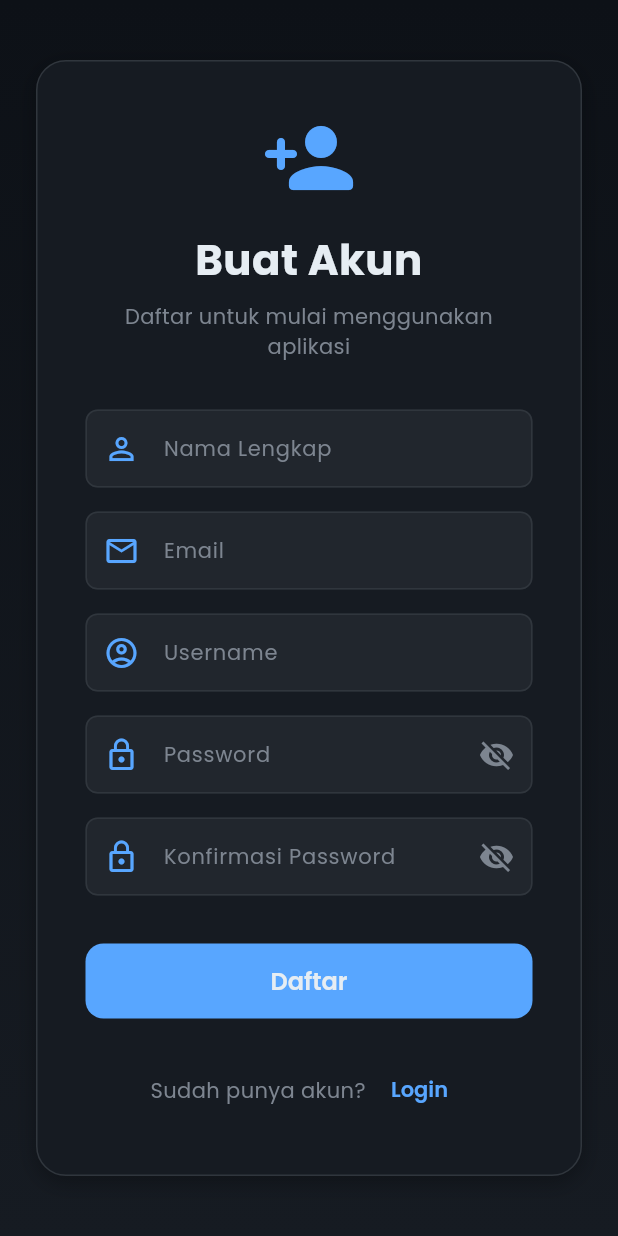
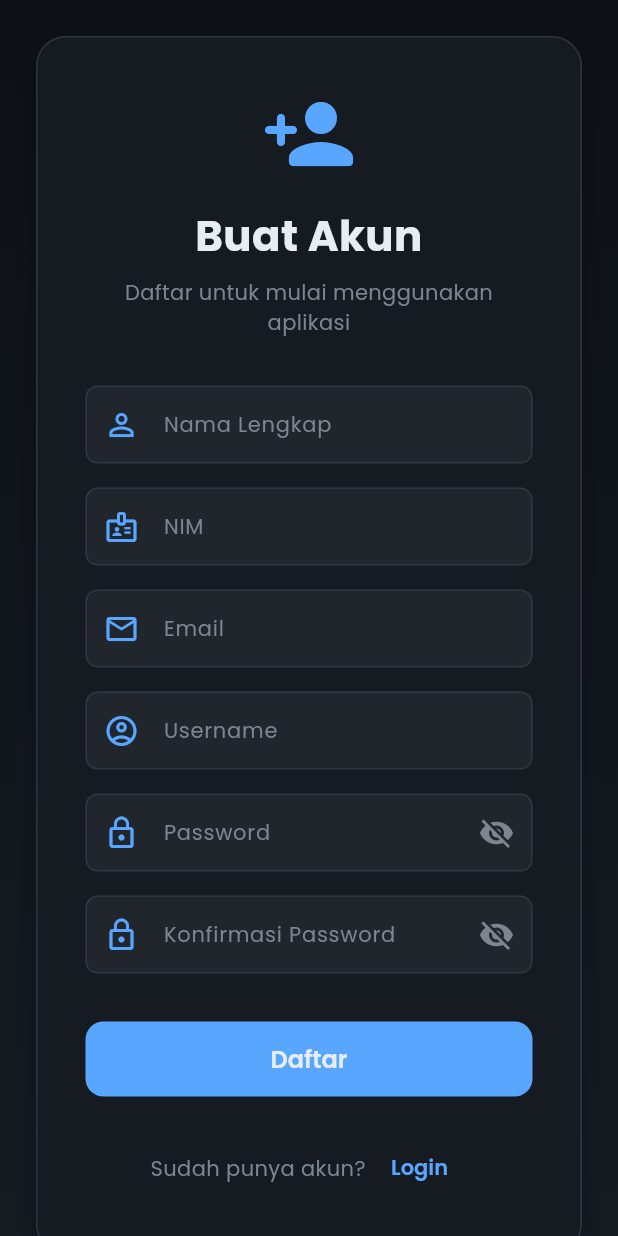
Before and after one commit to JohnyAprtlo/latihan4_navigasi-main, a Flutter app: the RegisterPage screen opened directly, on a phone screen of 412 x 824 dp. Run offline on Flutter 3.47's test engine with Material 3 defaults, Android fonts, the phone set to English and light mode, and no system bars; our stand-ins replace fl_chart, google_fonts, hive_flutter, image_picker; accounts and stored records are empty.

Commit message:
Update Register flow: add NIM field and auto-create user profile

```diff
--- a/lib/screens/register_page.dart
+++ b/lib/screens/register_page.dart
@@ -12,6 +12,8 @@ class RegisterPage extends StatefulWidget {
 
 class _RegisterPageState extends State<RegisterPage> {
   final TextEditingController _namaController = TextEditingController();
+  final TextEditingController _nimController =
+      TextEditingController(); // NIM Controller added
   final TextEditingController _emailController = TextEditingController();
   final TextEditingController _usernameController = TextEditingController();
   final TextEditingController _passwordController = TextEditingController();
@@ -28,6 +30,7 @@ class _RegisterPageState extends State<RegisterPage> {
   void _register() async {
     // Validasi: semua field harus diisi
     if (_namaController.text.isEmpty ||
+        _nimController.text.isEmpty || // Validasi NIM
         _emailController.text.isEmpty ||
         _usernameController.text.isEmpty ||
         _passwordController.text.isEmpty ||
@@ -70,10 +73,13 @@ class _RegisterPageState extends State<RegisterPage> {
 
     // Coba register user ke database
     // registerUser() akan return false jika username sudah dipakai
+    // Pass nama dan nim untuk auto-create profile
     bool success = await _db.registerUser(
       username: _usernameController.text.trim(), // trim untuk hapus spasi
       password: _passwordController.text,
       email: _emailController.text.trim(),
+      nama: _namaController.text.trim(),
+      nim: _nimController.text.trim(),
     );
 
     // Clear loading state
@@ -155,6 +161,17 @@ class _RegisterPageState extends State<RegisterPage> {
                     decoration: InputDecoration(
                       labelText: 'Nama Lengkap',
                       prefixIcon: Icon(Icons.person_outline),
+                    ),
+                  ),
+                  SizedBox(height: 16),
+
+                  // NIM
+                  TextField(
+                    controller: _nimController,
+                    keyboardType: TextInputType.number,
+                    decoration: InputDecoration(
+                      labelText: 'NIM',
+                      prefixIcon: Icon(Icons.badge_outlined),
                     ),
                   ),
                   SizedBox(height: 16),
```
Also changed, not shown: lib/database/database_service.dart (+12 -0 lines).
